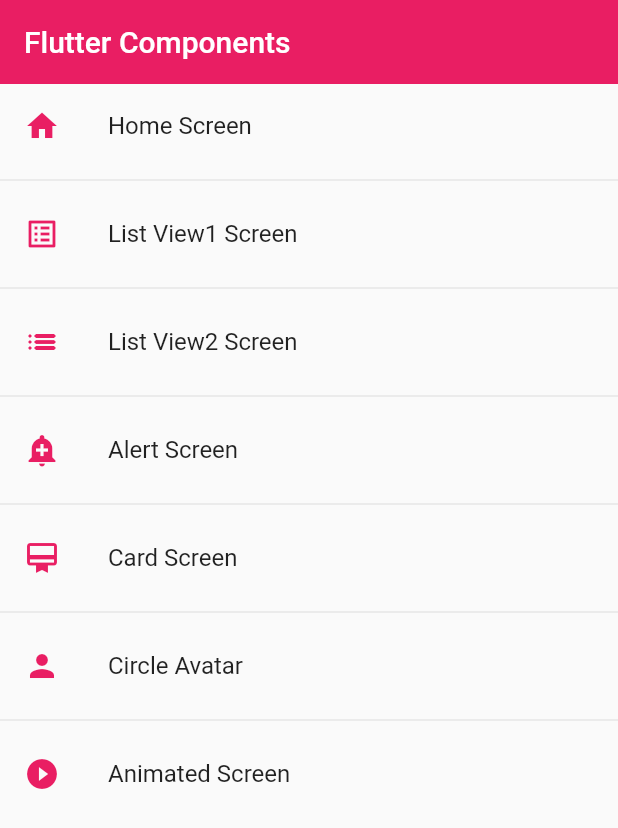
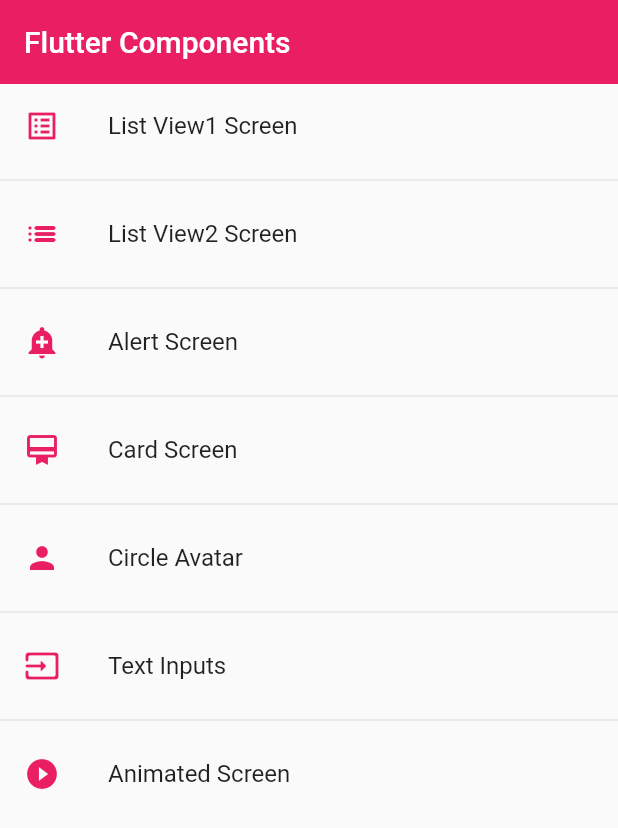
Before and after one commit to Rituzka/flutter_list_components_app, a Flutter app: the screen it shows after launch, on a phone screen of 412 x 824 dp. Shown: the top 828 px of the screen. Run offline on Flutter 3.47's test engine with Material 2 defaults, Android fonts, the light colour scheme and no system bars.

Commit message:
Form screen widget

```diff
--- a/lib/router/app_routes.dart
+++ b/lib/router/app_routes.dart
@@ -7,11 +7,6 @@
   static const initialRoute = 'home';
 
   static final menuOptions = <MenuOption>[
-    MenuOption(
-        route: 'home',
-        name: 'Home Screen',
-        screen: const HomeScreen(),
-        icon: Icons.home),
     MenuOption(
         route: 'listView1',
         name: 'List View1 Screen',
@@ -38,6 +33,11 @@
         screen: const AvatarScreen(),
         icon: Icons.person),
     MenuOption(
+        route: 'inputs',
+        name: 'Text Inputs',
+        screen: const InputScreen(),
+        icon: Icons.input_rounded),
+    MenuOption(
         route: 'animation',
         name: 'Animated Screen',
         screen: const AnimatedScreen(),
@@ -46,6 +46,7 @@
 
   static Map<String, Widget Function(BuildContext)> getAppRoute() {
     Map<String, Widget Function(BuildContext)> appRoutes = {};
+    appRoutes.addAll({'home': (BuildContext context) => const HomeScreen()});
 
     for (final option in menuOptions) {
       appRoutes.addAll({option.route: (BuildContext context) => option.screen});
--- a/lib/screens/avatar_screen.dart
+++ b/lib/screens/avatar_screen.dart
@@ -1,5 +1,4 @@
 import 'package:flutter/material.dart';
-import 'package:flutter_list_components_app/themes/app_theme.dart';
 
 class AvatarScreen extends StatelessWidget {
   const AvatarScreen({Key? key}) : super(key: key);
--- a/lib/screens/screens.dart
+++ b/lib/screens/screens.dart
@@ -1,7 +1,9 @@
 export 'package:flutter_list_components_app/screens/alert_screen.dart';
 export 'package:flutter_list_components_app/screens/card_screen.dart';
 export 'package:flutter_list_components_app/screens/home_screen.dart';
-export 'package:flutter_list_components_app/screens/listView1_screen.dart';
-export 'package:flutter_list_components_app/screens/listView2_screen.dart';
+export 'package:flutter_list_components_app/screens/listview1_screen.dart';
+export 'package:flutter_list_components_app/screens/listview2_screen.dart';
 export 'package:flutter_list_components_app/screens/avatar_screen.dart';
 export 'package:flutter_list_components_app/screens/animated_screen.dart';
+export 'package:flutter_list_components_app/screens/input_screen.dart';
+export 'package:flutter_list_components_app/widgets/custom_input_field.dart';
--- a/lib/themes/app_theme.dart
+++ b/lib/themes/app_theme.dart
@@ -25,6 +25,23 @@
             primary: AppTheme.primary,
             shape: const StadiumBorder(),
             elevation: 0),
+      ),
+      inputDecorationTheme: const InputDecorationTheme(
+        floatingLabelStyle: TextStyle(color: primary),
+        enabledBorder: OutlineInputBorder(
+            borderSide: BorderSide(color: primary),
+            borderRadius: BorderRadius.only(
+                bottomLeft: Radius.circular(10),
+                topRight: Radius.circular(10))),
+        focusedBorder: OutlineInputBorder(
+          borderSide: BorderSide(color: primary),
+          borderRadius: BorderRadius.only(
+              bottomLeft: Radius.circular(10), topRight: Radius.circular(10)),
+        ),
+        border: OutlineInputBorder(
+          borderRadius: BorderRadius.only(
+              bottomLeft: Radius.circular(10), topRight: Radius.circular(10)),
+        ),
       ));
 
   static final ThemeData darkTheme = ThemeData.dark().copyWith(
```
Also changed, not shown: lib/screens/animated_screen.dart (+6 -6 lines), lib/screens/input_screen.dart (added, +40 -0 lines), lib/widgets/custom_input_field.dart (added, +51 -0 lines).
